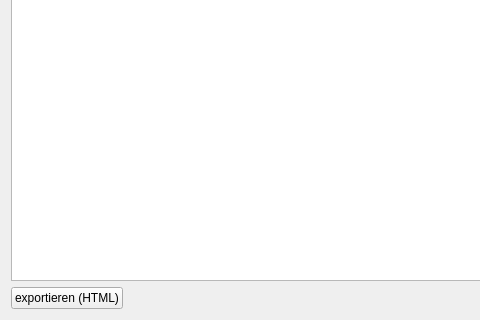
First picture: the form in config-tool/gui/pinoverview.ui, repository carstenbru/fpga-log, before the edit; both pictures show x 0 to 480 and y 390 to 710 of the 1055 by 710 pixel window.
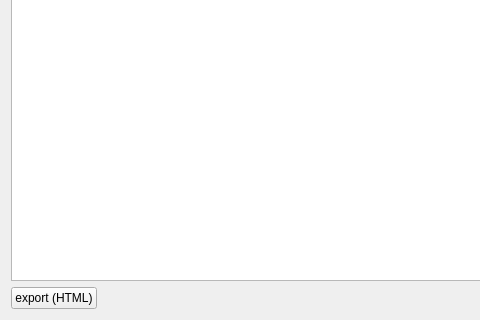
Second picture: the form after the edit.

Patch:
```diff
--- a/config-tool/gui/pinoverview.ui
+++ b/config-tool/gui/pinoverview.ui
@@ -87,7 +87,7 @@
      <item>
       <widget class="QPushButton" name="exportButton">
        <property name="text">
-        <string>exportieren (HTML)</string>
+        <string>export (HTML)</string>
        </property>
       </widget>
      </item>
```
